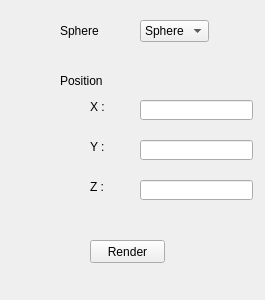
Before: the Qt Designer form sray.ui in K3WLBUDDY/Ray-Tracer-Playground, drawn with Qt 5.
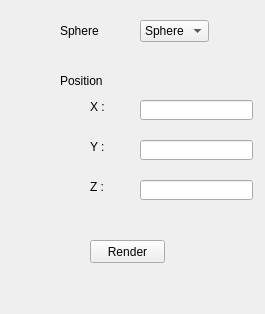
After: the same form once the commit is applied.

Patch:
```diff
--- a/sray.ui
+++ b/sray.ui
@@ -7,7 +7,7 @@
     <x>0</x>
     <y>0</y>
     <width>265</width>
-    <height>300</height>
+    <height>314</height>
    </rect>
   </property>
   <property name="windowTitle">
```
Left out of the diff: 50 changed lines with no effect on the pictures.
